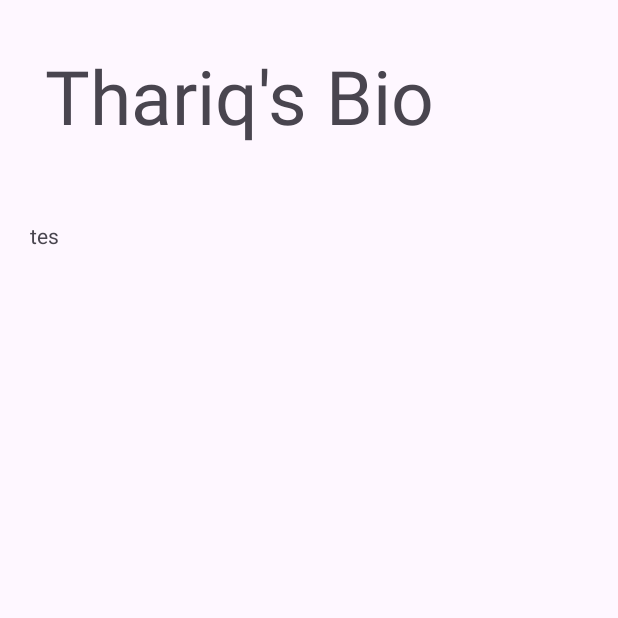
After one commit to Riveong/Generating-Thariq-APP, an Android app: the ThariqBio screen opened directly, with no data from a screen before it, on a phone screen of 412 x 824 dp, the top half of it. The commit adds this screen. Run offline under Robolectric (Android 15) with nearby library versions, the phone set to English and light mode, and no system bars.

Commit message:
The Thariq bio...

```diff
--- a/app/src/main/AndroidManifest.xml
+++ b/app/src/main/AndroidManifest.xml
@@ -12,6 +12,9 @@
         android:supportsRtl="true"
         android:theme="@style/Theme.Numbertothariq"
         tools:targetApi="31">
+        <activity
+            android:name=".ThariqBio"
+            android:exported="false" />
         <activity
             android:name=".MainActivity3"
             android:exported="false" />
--- /dev/null
+++ b/app/src/main/java/com/dicoding/numbertothariq/ThariqBio.kt
@@ -0,0 +1,42 @@
+package com.dicoding.numbertothariq
+
+import android.os.Build
+import androidx.appcompat.app.AppCompatActivity
+import android.os.Bundle
+import android.widget.TextView
+
+class ThariqBio : AppCompatActivity() {
+    companion object{
+        const val EXTRA_THARIQ = "extra_thariq"
+
+    }
+
+
+    override fun onCreate(savedInstanceState: Bundle?) {
+        super.onCreate(savedInstanceState)
+        setContentView(R.layout.activity_thariq_bio)
+
+        val bioThariq: TextView = findViewById(R.id.bioTHariq)
+
+
+        val thariq = if (Build.VERSION.SDK_INT >= 33){
+        intent.getParcelableExtra<Thariq>(EXTRA_THARIQ, Thariq::class.java)
+
+
+        } else {
+            @Suppress("DEPRECATION")
+            intent.getParcelableExtra<Thariq>(EXTRA_THARIQ)
+        }
+
+        if (thariq != null) {
+            val text = "Name : ${thariq.name.toString()},\nAge : ${thariq.age},\nPower : ${thariq.power}"
+            bioThariq.text = text
+
+
+
+
+
+        }
+
+    }
+}
--- /dev/null
+++ b/app/src/main/res/layout/activity_thariq_bio.xml
@@ -0,0 +1,23 @@
+<?xml version="1.0" encoding="utf-8"?>
+<LinearLayout xmlns:android="http://schemas.android.com/apk/res/android"
+    xmlns:app="http://schemas.android.com/apk/res-auto"
+    xmlns:tools="http://schemas.android.com/tools"
+    android:layout_width="match_parent"
+    android:layout_height="match_parent"
+    tools:context=".ThariqBio"
+    android:orientation="vertical">
+
+    <TextView
+        android:id="@+id/textView2"
+        android:layout_width="match_parent"
+        android:layout_height="wrap_content"
+        android:textSize="50dp"
+        android:padding="30dp"
+        android:text="Thariq's Bio" />
+    <TextView
+        android:id="@+id/bioTHariq"
+        android:layout_width="match_parent"
+        android:layout_height="wrap_content"
+        android:padding="20dp"
+        android:text="tes"/>
+</LinearLayout>
```
Also changed, not shown: app/src/main/java/com/dicoding/numbertothariq/MainActivity2.kt (+22 -0 lines), app/src/main/java/com/dicoding/numbertothariq/Thariq.kt (added, +40 -0 lines), app/src/main/res/layout/activity_main2.xml (+19 -4 lines).
